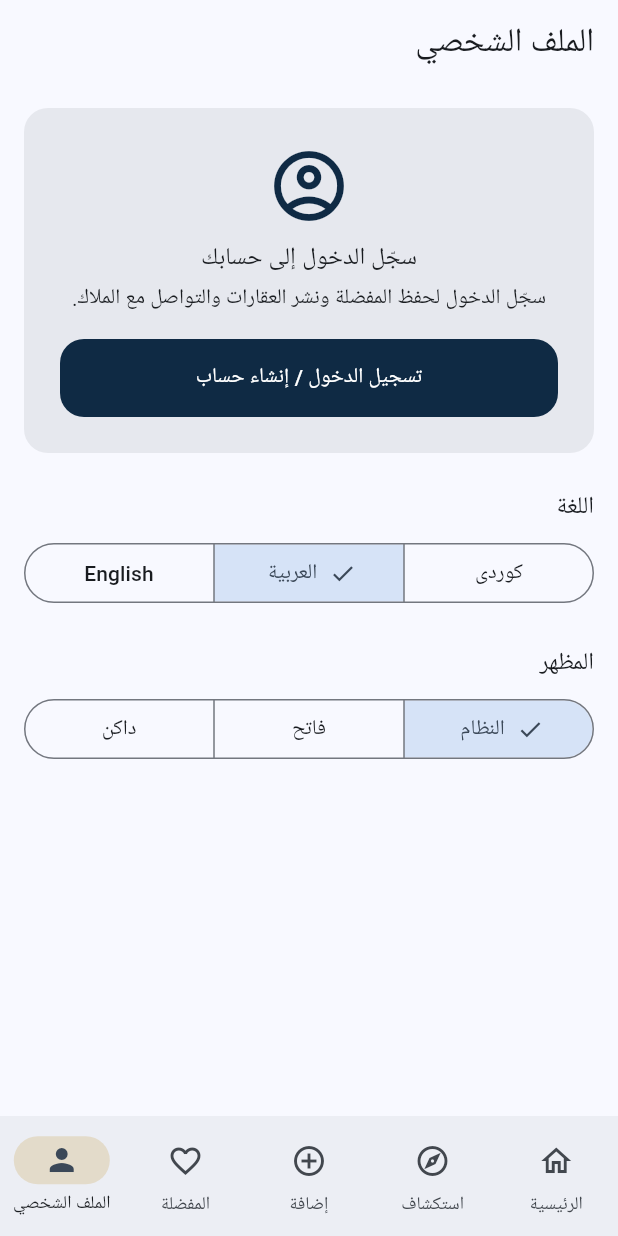
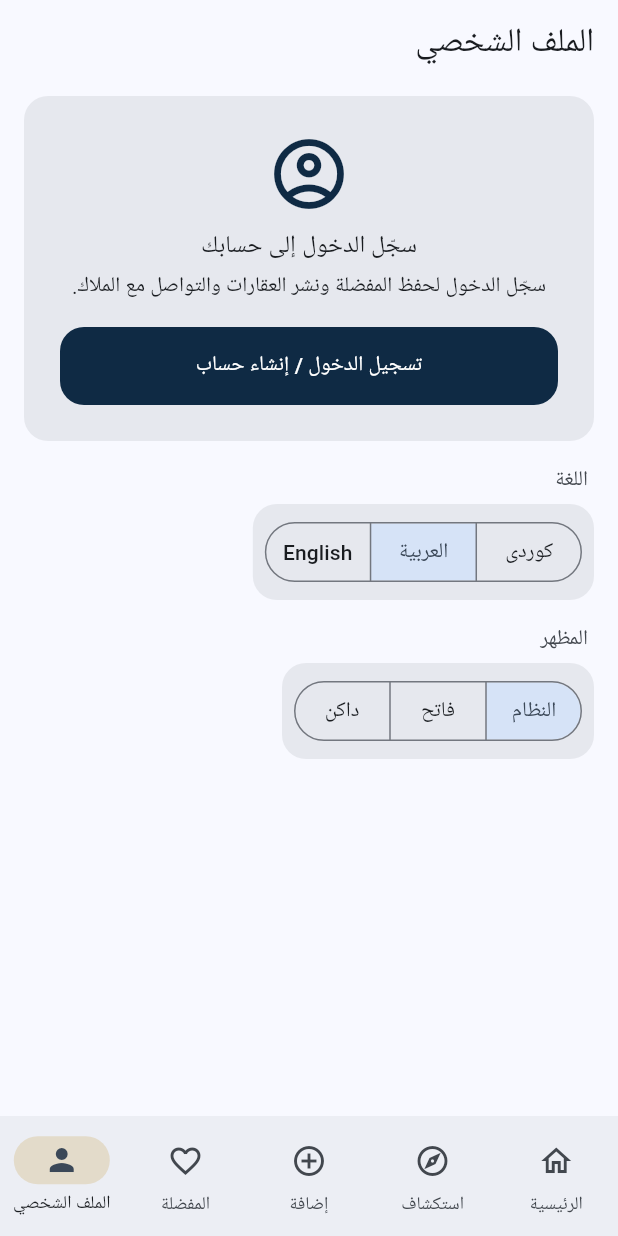
Before and after one commit to shalawali94-cpu/real_estate_iraq, a Flutter app: the ProfileScreen screen opened by its route, after a tap on "العربية", on a phone screen of 412 x 824 dp. Run offline on Flutter 3.47's test engine with Material 3 defaults, Android fonts, the phone set to English and light mode, and no system bars; our stand-ins replace cached_network_image, dio, flutter_riverpod, go_router, image_picker, shared_preferences and 1 more; accounts and stored records are empty.

Commit message:
Redesign Home, compact property cards, organized Profile

```diff
--- a/mobile/lib/features/explore/presentation/explore_screen.dart
+++ b/mobile/lib/features/explore/presentation/explore_screen.dart
@@ -169,7 +169,7 @@ class _ExploreScreenState extends ConsumerState<ExploreScreen> {
                   controller: _scroll,
                   padding: const EdgeInsets.all(AppSpacing.md),
                   itemCount: state.items.length + (state.loading ? 1 : 0),
-                  separatorBuilder: (_, _) => const SizedBox(height: AppSpacing.md),
+                  separatorBuilder: (_, _) => const SizedBox(height: AppSpacing.sm),
                   itemBuilder: (_, i) {
                     if (i >= state.items.length) {
                       return const Padding(
--- a/mobile/lib/features/home/presentation/home_screen.dart
+++ b/mobile/lib/features/home/presentation/home_screen.dart
@@ -1,5 +1,6 @@
 import 'package:flutter/material.dart';
 import 'package:flutter_riverpod/flutter_riverpod.dart';
+import 'package:go_router/go_router.dart';
 
 import '../../../l10n/generated/app_localizations.dart';
 import '../../../theme/app_theme.dart';
@@ -23,9 +24,16 @@ class HomeScreen extends ConsumerWidget {
           ref.invalidate(latestPropertiesProvider);
         },
         child: ListView(
-          padding: const EdgeInsets.all(AppSpacing.md),
+          padding: const EdgeInsets.fromLTRB(AppSpacing.md, AppSpacing.sm, AppSpacing.md, AppSpacing.lg),
           children: [
-            _Section(title: t.homeFeatured, provider: featuredPropertiesProvider, repo: repo, hideWhenEmpty: true),
+            _SearchBar(hint: t.exploreSearchHint, onTap: () => context.go('/explore')),
+            const SizedBox(height: AppSpacing.sm),
+            _Section(
+                title: t.homeFeatured,
+                provider: featuredPropertiesProvider,
+                repo: repo,
+                hideWhenEmpty: true,
+                horizontal: true),
             _Section(title: t.homeLatest, provider: latestPropertiesProvider, repo: repo),
           ],
         ),
@@ -34,8 +42,44 @@ class HomeScreen extends ConsumerWidget {
   }
 }
 
+class _SearchBar extends StatelessWidget {
+  const _SearchBar({required this.hint, required this.onTap});
+  final String hint;
+  final VoidCallback onTap;
+  @override
+  Widget build(BuildContext context) {
+    final theme = Theme.of(context);
+    return Material(
+      color: theme.colorScheme.surfaceContainerHigh,
+      borderRadius: BorderRadius.circular(28),
+      child: InkWell(
+        key: const Key('homeSearchBar'),
+        borderRadius: BorderRadius.circular(28),
+        onTap: onTap,
+        child: Padding(
+          padding: const EdgeInsets.symmetric(horizontal: AppSpacing.md, vertical: 14),
+          child: Row(children: [
+            Icon(Icons.search, color: theme.colorScheme.onSurfaceVariant),
+            const SizedBox(width: AppSpacing.sm),
+            Text(hint,
+                style: theme.textTheme.bodyMedium
+                    ?.copyWith(color: theme.colorScheme.onSurfaceVariant)),
+          ]),
+        ),
+      ),
+    );
+  }
+}
+
 class _Section extends ConsumerWidget {
-  const _Section({required this.title, required this.provider, required this.repo, this.hideWhenEmpty = false});
+  const _Section({
+    required this.title,
+    required this.provider,
+    required this.repo,
+    this.hideWhenEmpty = false,
+    this.horizontal = false,
+  });
+  final bool horizontal;
   final String title;
   final FutureProvider<List<PropertySummary>> provider;
   final PropertyRepository? repo;
@@ -67,14 +111,29 @@ class _Section extends ConsumerWidget {
         }
         return Column(crossAxisAlignment: CrossAxisAlignment.start, children: [
           Padding(
-            padding: const EdgeInsets.symmetric(vertical: AppSpacing.sm),
-            child: Text(title, style: Theme.of(context).textTheme.titleLarge),
+            padding: const EdgeInsets.only(top: AppSpacing.md, bottom: AppSpacing.sm),
+            child: Text(title,
+                style: Theme.of(context)
+                    .textTheme
+                    .titleMedium
+                    ?.copyWith(fontWeight: FontWeight.w700)),
           ),
-          for (final p in items)
-            Padding(
-              padding: const EdgeInsets.only(bottom: AppSpacing.md),
-              child: PropertyCardTile(property: p),
-            ),
+          if (horizontal)
+            SizedBox(
+              height: 232,
+              child: ListView.separated(
+                scrollDirection: Axis.horizontal,
+                itemCount: items.length,
+                separatorBuilder: (_, _) => const SizedBox(width: AppSpacing.sm),
+                itemBuilder: (_, i) => PropertyCardTile(property: items[i], vertical: true),
+              ),
+            )
+          else
+            for (final p in items)
+              Padding(
+                padding: const EdgeInsets.only(bottom: AppSpacing.sm),
+                child: PropertyCardTile(property: p),
+              ),
         ]);
       },
     );
--- a/mobile/lib/features/profile/presentation/profile_screen.dart
+++ b/mobile/lib/features/profile/presentation/profile_screen.dart
@@ -72,10 +72,42 @@ class ProfileScreen extends ConsumerWidget {
       'en': t.languageEnglish,
     };
 
+    final isStaff = ref.watch(isStaffProvider).value ?? false;
+    final unread = ref.watch(unreadNotificationsProvider).value ?? 0;
+
+    Widget section(String title, List<Widget> children) => Column(
+          crossAxisAlignment: CrossAxisAlignment.start,
+          children: [
+            Padding(
+              padding: const EdgeInsetsDirectional.only(start: 4, bottom: 6, top: AppSpacing.md),
+              child: Text(title,
+                  style: theme.textTheme.labelLarge
+                      ?.copyWith(color: theme.colorScheme.onSurfaceVariant)),
+            ),
+            Card(
+              color: theme.colorScheme.surfaceContainerHigh,
+              clipBehavior: Clip.antiAlias,
+              child: Column(children: children),
+            ),
+          ],
+        );
+
+    Widget item(Key key, IconData icon, String label, VoidCallback onTap, {Widget? trailing}) =>
+        ListTile(
+          key: key,
+          leading: Icon(icon),
+          title: Text(label),
+          trailing: trailing ?? const Icon(Icons.chevron_right),
+          onTap: onTap,
+        );
+
     return Scaffold(
       appBar: AppBar(title: Text(t.navProfile)),
-      body: ListView(
-        padding: const EdgeInsets.all(AppSpacing.md),
+      body: Center(
+        child: ConstrainedBox(
+          constraints: const BoxConstraints(maxWidth: 640),
+          child: ListView(
+            padding: const EdgeInsets.fromLTRB(AppSpacing.md, AppSpacing.sm, AppSpacing.md, AppSpacing.xl),
             children: [
               if (!signedIn)
                 Card(
@@ -83,7 +115,8 @@ class ProfileScreen extends ConsumerWidget {
                   child: Padding(
                     padding: const EdgeInsets.all(AppSpacing.lg),
                     child: Column(children: [
-                  Icon(Icons.account_circle_outlined, size: 56, color: theme.colorScheme.primary),
+                      Icon(Icons.account_circle_outlined,
+                          size: 56, color: theme.colorScheme.primary),
                       const SizedBox(height: AppSpacing.sm),
                       Text(t.profileGuestTitle,
                           textAlign: TextAlign.center, style: theme.textTheme.titleMedium),
@@ -98,15 +131,15 @@ class ProfileScreen extends ConsumerWidget {
                     ]),
                   ),
                 )
-          else
+              else ...[
                 Card(
                   color: theme.colorScheme.surfaceContainerHigh,
                   child: Padding(
-                padding: const EdgeInsets.all(AppSpacing.lg),
-                child: Column(crossAxisAlignment: CrossAxisAlignment.start, children: [
-                  Row(children: [
+                    padding: const EdgeInsets.all(AppSpacing.md),
+                    child: Row(children: [
                       CircleAvatar(
-                      radius: 28,
+                        radius: 30,
+                        backgroundColor: theme.colorScheme.primaryContainer,
                         child: Text(
                           (profile?.fullName?.trim().isNotEmpty ?? false)
                               ? profile!.fullName!.trim().characters.first
@@ -117,99 +150,99 @@ class ProfileScreen extends ConsumerWidget {
                       const SizedBox(width: AppSpacing.md),
                       Expanded(
                         child: Column(crossAxisAlignment: CrossAxisAlignment.start, children: [
-                        Text(profile?.fullName ?? '—', style: theme.textTheme.titleMedium),
+                          Text(profile?.fullName ?? '—',
+                              style: theme.textTheme.titleMedium
+                                  ?.copyWith(fontWeight: FontWeight.w700)),
                           if (profile?.phone != null)
                             Directionality(
                               textDirection: TextDirection.ltr,
-                            child: Text('+${profile!.phone!.replaceAll('+', '')}'),
+                              child: Text('+${profile!.phone!.replaceAll('+', '')}',
+                                  style: theme.textTheme.bodySmall),
+                            ),
+                          const SizedBox(height: 6),
+                          Wrap(spacing: 6, runSpacing: 4, children: [
+                            _Pill(_accountLabel(t, profile?.accountType ?? 'individual')),
+                            if (profile?.topRole != null || profile?.isStaff == true)
+                              _Pill(_roleLabel(t, profile?.topRole),
+                                  icon: profile?.isStaff == true ? Icons.shield_outlined : null),
+                          ]),
+                        ]),
+                      ),
+                      IconButton(
+                        key: const Key('editProfileButton'),
+                        tooltip: t.editProfile,
+                        onPressed: () => context.push('/profile/edit'),
+                        icon: const Icon(Icons.edit_outlined),
                       ),
                     ]),
                   ),
-                  ]),
-                  const SizedBox(height: AppSpacing.md),
-                  Wrap(spacing: AppSpacing.sm, children: [
-                    Chip(label: Text(_accountLabel(t, profile?.accountType ?? 'individual'))),
-                    Chip(
-                      avatar: profile?.isStaff == true
-                          ? const Icon(Icons.shield_outlined, size: 16)
-                          : null,
-                      label: Text(_roleLabel(t, profile?.topRole)),
                 ),
-                  ]),
+                if (isStaff) ...[
                   const SizedBox(height: AppSpacing.sm),
-                  OutlinedButton.icon(
-                    key: const Key('editProfileButton'),
-                    onPressed: () => context.push('/profile/edit'),
-                    icon: const Icon(Icons.edit_outlined),
-                    label: Text(t.editProfile),
-                  ),
-                  if (ref.watch(isStaffProvider).value ?? false)
                   FilledButton.icon(
                     key: const Key('adminButton'),
                     onPressed: () => context.push('/admin'),
                     icon: const Icon(Icons.admin_panel_settings_outlined),
                     label: Text(t.adminOpenButton),
                   ),
-                  OutlinedButton.icon(
-                    key: const Key('myPropertiesButton'),
-                    onPressed: () => context.push('/profile/properties'),
-                    icon: const Icon(Icons.home_work_outlined),
-                    label: Text(t.myPropertiesTitle),
-                  ),
-                  OutlinedButton.icon(
-                    key: const Key('notificationsButton'),
-                    onPressed: () => context.push('/notifications'),
-                    icon: Badge(
-                      isLabelVisible: (ref.watch(unreadNotificationsProvider).value ?? 0) > 0,
-                      label: Text('${ref.watch(unreadNotificationsProvider).value ?? 0}'),
-                      child: const Icon(Icons.notifications_outlined),
-                    ),
-                    label: Text(t.notificationsButton),
-                  ),
-                  OutlinedButton.icon(
-                    key: const Key('messagesButton'),
-                    onPressed: () => context.push('/messages'),
-                    icon: const Icon(Icons.chat_bubble_outline),
-                    label: Text(t.messagesTitle),
-                  ),
+                ],
+                section(t.profileMyActivity, [
+                  item(const Key('myPropertiesButton'), Icons.home_work_outlined,
+                      t.myPropertiesTitle, () => context.push('/profile/properties')),
+                  const Divider(height: 1),
+                  item(const Key('messagesButton'), Icons.chat_bubble_outline, t.messagesTitle,
+                      () => context.push('/messages')),
+                  const Divider(height: 1),
+                  item(const Key('notificationsButton'), Icons.notifications_outlined,
+                      t.notificationsButton, () => context.push('/notifications'),
+                      trailing: unread > 0
+                          ? Badge(label: Text('$unread'), child: const Icon(Icons.chevron_right))
+                          : null),
                 ]),
-              ),
-            ),
-          const SizedBox(height: AppSpacing.lg),
-          Text(t.settingsLanguage, style: theme.textTheme.titleMedium),
-          const SizedBox(height: AppSpacing.sm),
-          SegmentedButton<String>(
+              ],
+              section(t.settingsLanguage, [
+                Padding(
+                  padding: const EdgeInsets.all(AppSpacing.sm),
+                  child: SegmentedButton<String>(
                     key: const Key('languageSelector'),
+                    showSelectedIcon: false,
                     segments: [
                       for (final e in languages.entries)
                         ButtonSegment(value: e.key, label: Text(e.value)),
                     ],
                     selected: {locale.languageCode},
-            onSelectionChanged: (s) =>
-                ref.read(localeControllerProvider.notifier).setLocale(Locale(s.first)),
+                    onSelectionChanged: (s) => ref
+                        .read(localeControllerProvider.notifier)
+                        .setLocale(Locale(s.first)),
                   ),
-          const SizedBox(height: AppSpacing.lg),
-          Text(t.settingsTheme, style: theme.textTheme.titleMedium),
-          const SizedBox(height: AppSpacing.sm),
-          SegmentedButton<ThemeMode>(
+                ),
+              ]),
+              section(t.settingsTheme, [
+                Padding(
+                  padding: const EdgeInsets.all(AppSpacing.sm),
+                  child: SegmentedButton<ThemeMode>(
+                    showSelectedIcon: false,
                     segments: [
                       ButtonSegment(value: ThemeMode.system, label: Text(t.themeSystem)),
                       ButtonSegment(value: ThemeMode.light, label: Text(t.themeLight)),
                       ButtonSegment(value: ThemeMode.dark, label: Text(t.themeDark)),
                     ],
                     selected: {themeMode},
-            onSelectionChanged: (s) =>
-                ref.read(themeModeControllerProvider.notifier).setThemeMode(s.first),
+                    onSelectionChanged: (s) => ref
+                        .read(themeModeControllerProvider.notifier)
+                        .setThemeMode(s.first),
                   ),
+                ),
+              ]),
               if (signedIn) ...[
-            const SizedBox(height: AppSpacing.xl),
+                const SizedBox(height: AppSpacing.lg),
                 OutlinedButton.icon(
                   key: const Key('signOutButton'),
                   onPressed: () => ref.read(authRepositoryProvider)!.signOut(),
                   icon: const Icon(Icons.logout),
                   label: Text(t.authSignOut),
                 ),
-            const SizedBox(height: AppSpacing.sm),
+                const SizedBox(height: AppSpacing.xs),
                 TextButton.icon(
                   key: const Key('deleteAccountButton'),
                   style: TextButton.styleFrom(foregroundColor: theme.colorScheme.error),
@@ -220,6 +253,31 @@ class ProfileScreen extends ConsumerWidget {
               ],
             ],
           ),
+        ),
+      ),
     );
   }
 }
+
+class _Pill extends StatelessWidget {
+  const _Pill(this.text, {this.icon});
+  final String text;
+  final IconData? icon;
+  @override
+  Widget build(BuildContext context) {
+    final theme = Theme.of(context);
+    return DecoratedBox(
+      decoration: BoxDecoration(
+        color: theme.colorScheme.secondaryContainer,
+        borderRadius: BorderRadius.circular(20),
+      ),
+      child: Padding(
+        padding: const EdgeInsets.symmetric(horizontal: 10, vertical: 3),
+        child: Row(mainAxisSize: MainAxisSize.min, children: [
+          if (icon != null) ...[Icon(icon, size: 14), const SizedBox(width: 4)],
+          Text(text, style: theme.textTheme.labelSmall),
+        ]),
+      ),
+    );
+  }
+}
--- a/mobile/lib/features/properties/presentation/property_card_tile.dart
+++ b/mobile/lib/features/properties/presentation/property_card_tile.dart
@@ -9,8 +9,9 @@ import 'property_card.dart';
 
 /// Card wired to image URLs, favorites and navigation to the details page.
 class PropertyCardTile extends ConsumerWidget {
-  const PropertyCardTile({super.key, required this.property});
+  const PropertyCardTile({super.key, required this.property, this.vertical = false});
   final PropertySummary property;
+  final bool vertical;
 
   @override
   Widget build(BuildContext context, WidgetRef ref) {
@@ -19,6 +20,7 @@ class PropertyCardTile extends ConsumerWidget {
     final favs = ref.watch(favoriteIdsProvider);
     return PropertyCard(
       property: property,
+      vertical: vertical,
       imageUrl: repo?.coverUrl(property.coverPath),
       isFavorite: signedIn ? favs.contains(property.id) : false,
       onFavorite: () {
--- a/mobile/lib/l10n/app_ar.arb
+++ b/mobile/lib/l10n/app_ar.arb
@@ -252,5 +252,6 @@
   "searchName": "الاسم",
   "searchEmpty": "لا توجد عمليات بحث محفوظة",
   "searchSaved": "تم حفظ البحث",
-  "delete": "حذف"
+  "delete": "حذف",
+  "profileMyActivity": "نشاطي"
 }
--- a/mobile/lib/l10n/app_ckb.arb
+++ b/mobile/lib/l10n/app_ckb.arb
@@ -252,5 +252,6 @@
   "searchName": "ناو",
   "searchEmpty": "هیچ گەڕانێکی پاشەکەوتکراو نییە",
   "searchSaved": "گەڕان پاشەکەوت کرا",
-  "delete": "سڕینەوە"
+  "delete": "سڕینەوە",
+  "profileMyActivity": "چالاکییەکانم"
 }
--- a/mobile/lib/l10n/app_en.arb
+++ b/mobile/lib/l10n/app_en.arb
@@ -252,5 +252,6 @@
   "searchName": "Name",
   "searchEmpty": "No saved searches",
   "searchSaved": "Search saved",
-  "delete": "Delete"
+  "delete": "Delete",
+  "profileMyActivity": "My activity"
 }
```
Also changed, not shown: mobile/lib/features/properties/presentation/property_card.dart (+113 -77 lines), mobile/lib/l10n/generated/app_localizations.dart, mobile/lib/l10n/generated/app_localizations_ar.dart, mobile/lib/l10n/generated/app_localizations_ckb.dart, mobile/lib/l10n/generated/app_localizations_en.dart. Lines whose indentation alone changed are shown as unchanged.
